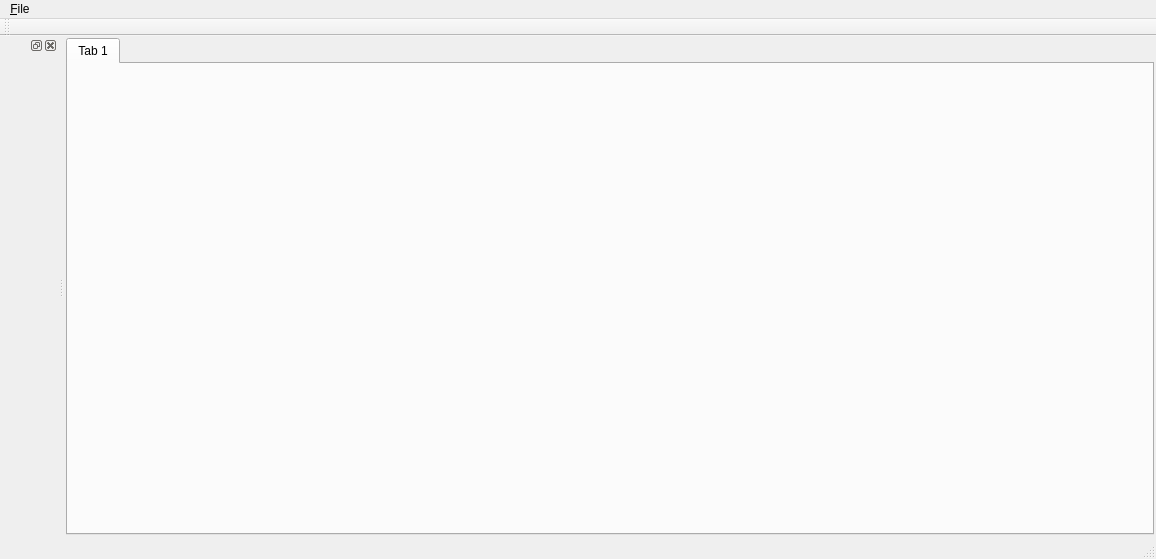
rusich/NMLE2, file mainwindow.ui: the form before one commit.
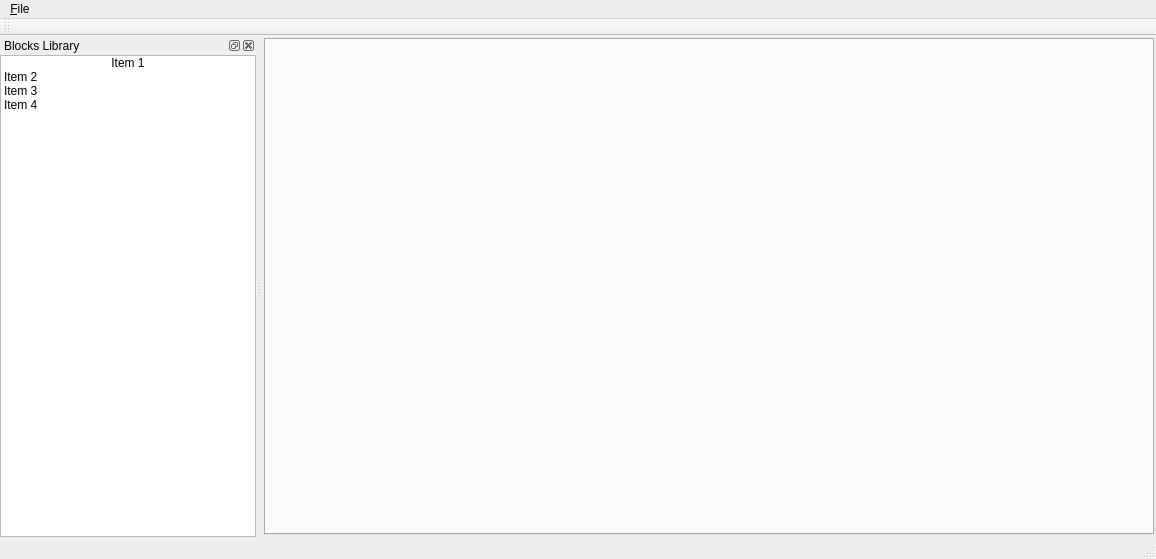
The form after the commit. Icons and pictures are not drawn.

The edit to the form file:
```diff
--- a/mainwindow.ui
+++ b/mainwindow.ui
@@ -32,11 +32,6 @@
       <property name="currentIndex">
        <number>0</number>
       </property>
-      <widget class="QWidget" name="tab">
-       <attribute name="title">
-        <string>Tab 1</string>
-       </attribute>
-      </widget>
      </widget>
     </item>
    </layout>
@@ -67,11 +62,148 @@
    </attribute>
   </widget>
   <widget class="QStatusBar" name="statusBar"/>
-  <widget class="QDockWidget" name="dockWidget_2">
+  <widget class="QDockWidget" name="dockBlocksLibrary">
+   <property name="features">
+    <set>QDockWidget::AllDockWidgetFeatures</set>
+   </property>
+   <property name="windowTitle">
+    <string>Blocks Library</string>
+   </property>
    <attribute name="dockWidgetArea">
     <number>1</number>
    </attribute>
-   <widget class="QWidget" name="dockWidgetContents_2"/>
+   <widget class="QWidget" name="dockWidgetContents_2">
+    <layout class="QGridLayout" name="gridLayout_2">
+     <property name="leftMargin">
+      <number>0</number>
+     </property>
+     <property name="topMargin">
+      <number>0</number>
+     </property>
+     <property name="rightMargin">
+      <number>0</number>
+     </property>
+     <property name="bottomMargin">
+      <number>0</number>
+     </property>
+     <item row="0" column="0">
+      <widget class="QListWidget" name="listWidget">
+       <property name="acceptDrops">
+        <bool>false</bool>
+       </property>
+       <property name="dragEnabled">
+        <bool>true</bool>
+       </property>
+       <property name="dragDropOverwriteMode">
+        <bool>false</bool>
+       </property>
+       <property name="dragDropMode">
+        <enum>QAbstractItemView::DragOnly</enum>
+       </property>
+       <property name="defaultDropAction">
+        <enum>Qt::TargetMoveAction</enum>
+       </property>
+       <property name="selectionMode">
+        <enum>QAbstractItemView::SingleSelection</enum>
+       </property>
+       <property name="selectionBehavior">
+        <enum>QAbstractItemView::SelectItems</enum>
+       </property>
+       <property name="iconSize">
+        <size>
+         <width>48</width>
+         <height>48</height>
+        </size>
+       </property>
+       <property name="textElideMode">
+        <enum>Qt::ElideRight</enum>
+       </property>
+       <property name="movement">
+        <enum>QListView::Free</enum>
+       </property>
+       <property name="flow">
+        <enum>QListView::TopToBottom</enum>
+       </property>
+       <property name="isWrapping" stdset="0">
+        <bool>false</bool>
+       </property>
+       <property name="resizeMode">
+        <enum>QListView::Adjust</enum>
+       </property>
+       <property name="layoutMode">
+        <enum>QListView::SinglePass</enum>
+       </property>
+       <property name="spacing">
+        <number>5</number>
+       </property>
+       <property name="viewMode">
+        <enum>QListView::ListMode</enum>
+       </property>
+       <property name="modelColumn">
+        <number>0</number>
+       </property>
+       <property name="wordWrap">
+        <bool>false</bool>
+       </property>
+       <item>
+        <property name="text">
+         <string>Item 1</string>
+        </property>
+        <property name="textAlignment">
+         <set>AlignCenter</set>
+        </property>
+        <property name="icon">
+         <iconset>
+          <normalon>:/res/images/qtlogo.png</normalon>
+         </iconset>
+        </property>
+        <property name="flags">
+         <set>ItemIsSelectable|ItemIsDragEnabled|ItemIsEnabled</set>
+        </property>
+       </item>
+       <item>
+        <property name="text">
+         <string>Item 2</string>
+        </property>
+        <property name="icon">
+         <iconset>
+          <normalon>:/res/images/qtlogo.png</normalon>
+         </iconset>
+        </property>
+       </item>
+       <item>
+        <property name="text">
+         <string>Item 3</string>
+        </property>
+        <property name="icon">
+         <iconset>
+          <normalon>:/res/images/qtlogo.png</normalon>
+         </iconset>
+        </property>
+       </item>
+       <item>
+        <property name="text">
+         <string>Item 4</string>
+        </property>
+        <property name="background">
+         <brush brushstyle="NoBrush">
+          <color alpha="255">
+           <red>0</red>
+           <green>0</green>
+           <blue>0</blue>
+          </color>
+         </brush>
+        </property>
+        <property name="icon">
+         <iconset>
+          <normalon>:/res/images/qtlogo.png</normalon>
+         </iconset>
+        </property>
+       </item>
+      </widget>
+     </item>
+    </layout>
+   </widget>
   </widget>
   <action name="action_Quit">
    <property name="text">
```
Left out of the diff: 5 changed lines with no effect on the pictures.
